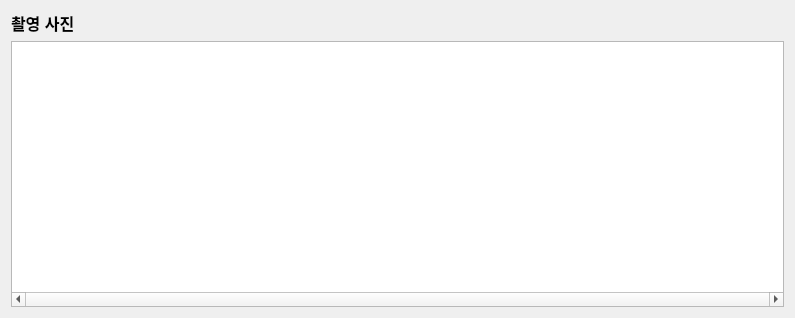
The window that pms/PatientManagementSW/imagemanager.ui (KimYooseon/FinalProject) describes before a commit, drawn with Qt 5.
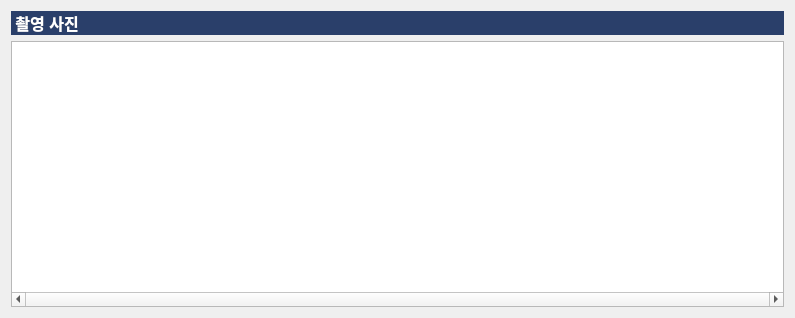
The same window after the commit.

```diff
--- a/pms/PatientManagementSW/imagemanager.ui
+++ b/pms/PatientManagementSW/imagemanager.ui
@@ -24,8 +24,12 @@
          <bold>true</bold>
         </font>
        </property>
+       <property name="styleSheet">
+        <string notr="true">background-color: rgb(42, 63, 106);
+color: rgb(255, 255, 255);</string>
+       </property>
        <property name="text">
-        <string>촬영 사진</string>
+        <string> 촬영 사진</string>
        </property>
       </widget>
      </item>
```
